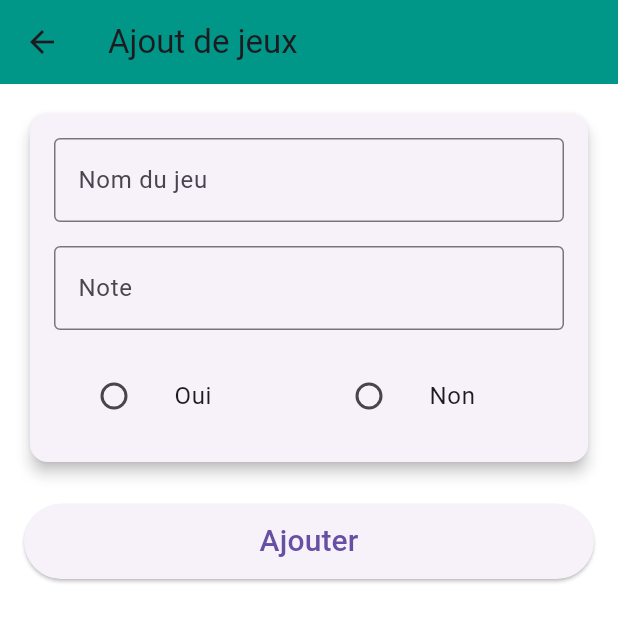
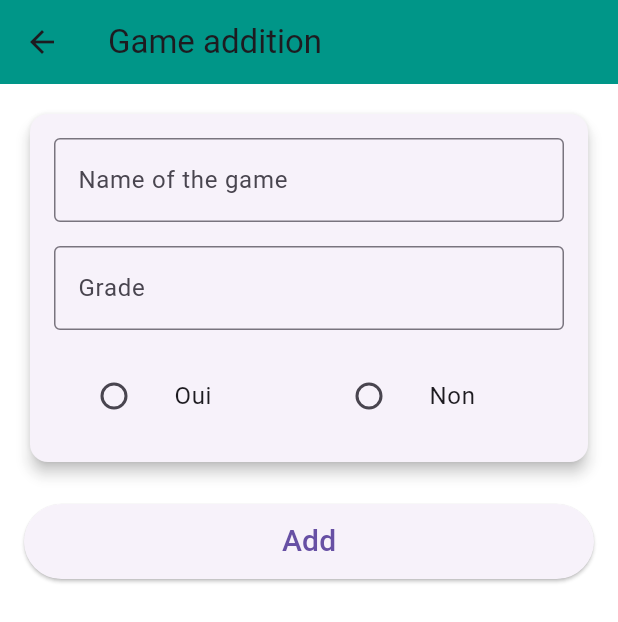
Before and after one commit to Zeynnz/MiniProjetMobile, a Flutter app: the Ajout screen opened directly, on a phone screen of 412 x 824 dp. Shown: the top 622 px of the screen. Run offline on Flutter 3.47's test engine with Material 3 defaults, Android fonts, the phone set to English and light mode, and no system bars; our stand-ins replace csv; generated files the repository leaves out were written again.

Commit message:
Ajout traduction de tout texte

```diff
--- a/lib/Pages/Ajout.dart
+++ b/lib/Pages/Ajout.dart
@@ -3,6 +3,7 @@ import 'package:GameStar/widgets/saisie.dart';
 import 'package:flutter/material.dart';
 import 'package:path_provider/path_provider.dart';
 import 'package:csv/csv.dart';
+import 'package:flutter_gen/gen_l10n/app_localization.dart';
 
 
 class Ajout extends StatefulWidget {
@@ -21,7 +22,7 @@ class _AjoutState extends State<Ajout> {
 
     if (name.isEmpty || note == null || _fini == null) {
       ScaffoldMessenger.of(context).showSnackBar(
-        const SnackBar(content: Text("Veuillez remplir tous les champs.")),
+        SnackBar(content: Text(AppLocalizations.of(context)!.erreurSnack)),
       );
       return;
     }
@@ -40,7 +41,7 @@ class _AjoutState extends State<Ajout> {
         lignes.addAll(existingRows);
       } else {
         // Ajouter l'en-tête seulement si le fichier n'existe pas encore
-        lignes.add(['Nom', 'Note', 'Terminé']);
+        lignes.add([AppLocalizations.of(context)!.nom, AppLocalizations.of(context)!.note, AppLocalizations.of(context)!.termine]);
       }
 
       // Ajouter la nouvelle ligne
@@ -52,7 +53,7 @@ class _AjoutState extends State<Ajout> {
 
       // Afficher un message de succès
       ScaffoldMessenger.of(context).showSnackBar(
-        const SnackBar(content: Text("Jeu ajouté avec succès !")),
+        SnackBar(content: Text(AppLocalizations.of(context)!.ajout)),
       );
 
       // Réinitialiser les champs
@@ -62,9 +63,9 @@ class _AjoutState extends State<Ajout> {
         _fini = null;
       });
     } catch (e) {
-      print("Erreur lors de la sauvegarde : $e");
+      print("${AppLocalizations.of(context)!.erreurSave}$e");
       ScaffoldMessenger.of(context).showSnackBar(
-        const SnackBar(content: Text("Erreur lors de l'ajout du jeu.")),
+        SnackBar(content: Text(AppLocalizations.of(context)!.erreurAjout)),
       );
     }
   }
@@ -72,7 +73,7 @@ class _AjoutState extends State<Ajout> {
   @override
   Widget build(BuildContext context) {
     return Scaffold(
-      appBar: AppBar(title: const Text("Ajout de jeux")),
+      appBar: AppBar(title: Text(AppLocalizations.of(context)!.titreAjout)),
       body: Padding(
         padding: const EdgeInsets.all(16.0),
         child: Column(
@@ -93,9 +94,9 @@ class _AjoutState extends State<Ajout> {
                 minimumSize: const Size(double.infinity, 50),
               ),
               onPressed: ajouterJeu,
-              child: const Text(
-                'Ajouter',
-                style: TextStyle(fontSize: 20.0),
+              child: Text(
+                AppLocalizations.of(context)!.texteAjout,
+                style: const TextStyle(fontSize: 20.0),
               ),
             ),
           ],
--- a/lib/Pages/Apropos.dart
+++ b/lib/Pages/Apropos.dart
@@ -1,4 +1,5 @@
 import 'package:flutter/material.dart';
+import 'package:flutter_gen/gen_l10n/app_localization.dart';
 
 class Apropos extends StatelessWidget {
 
@@ -6,11 +7,11 @@ class Apropos extends StatelessWidget {
   @override
   Widget build(BuildContext context) {
     return Scaffold(
-      appBar: AppBar(title: Text("A propos")),
+      appBar: AppBar(title: Text(AppLocalizations.of(context)!.aboutUs)),
       body: Center(
         child: Text(
           "Coiffet Mathéo, Eliott Née-Chirol",
-          style: TextStyle(fontSize: 20, color: Colors.white),
+          style: TextStyle(fontSize: 20),
         ),
       ),
     );
--- a/lib/l10n/app_en.arb
+++ b/lib/l10n/app_en.arb
@@ -1,3 +1,16 @@
 {
-  "aboutUs": "AboutUs"
+  "aboutUs": "About Us",
+  "erreurSnack": "Please fill all the input",
+  "erreurSave": "Error while saving :",
+  "erreurAjout": "Error while adding the game.",
+  "nom": "name",
+  "note": "note",
+  "termine": "finished?",
+  "ajout": "game successfully added",
+  "titreAjout": "Game addition",
+  "texteAjout": "Add",
+  "nomJeu": "Name of the game",
+  "nomJeuHint": "Enter the name of the game",
+  "noteJeu": "Grade",
+  "noteJeuHint": "Between 0 and 20"
 }
--- a/lib/widgets/saisie.dart
+++ b/lib/widgets/saisie.dart
@@ -1,4 +1,5 @@
 import 'package:flutter/material.dart';
+import 'package:flutter_gen/gen_l10n/app_localization.dart';
 
 class saisie extends StatelessWidget {
   final TextEditingController poidsController;
@@ -26,20 +27,20 @@ class saisie extends StatelessWidget {
             TextField(
               controller: poidsController,
               keyboardType: TextInputType.text,
-              decoration: const InputDecoration(
-                labelText: 'Nom du jeu',
-                hintText: 'Entrez le nom du jeu',
-                border: OutlineInputBorder(),
+              decoration: InputDecoration(
+                labelText: AppLocalizations.of(context)!.nomJeu,
+                hintText: AppLocalizations.of(context)!.nomJeuHint,
+                border: const OutlineInputBorder(),
               ),
             ),
             const SizedBox(height: 16),
             TextField(
               controller: tailleController,
               keyboardType: TextInputType.number,
-              decoration: const InputDecoration(
-                labelText: 'Note',
-                hintText: 'Entre 0 et 20',
-                border: OutlineInputBorder(),
+              decoration: InputDecoration(
+                labelText: AppLocalizations.of(context)!.noteJeu,
+                hintText: AppLocalizations.of(context)!.noteJeuHint,
+                border: const OutlineInputBorder(),
               ),
             ),
             const SizedBox(height: 16),
```
Also changed, not shown: lib/l10n/app_fr.arb (+14 -1 lines).
